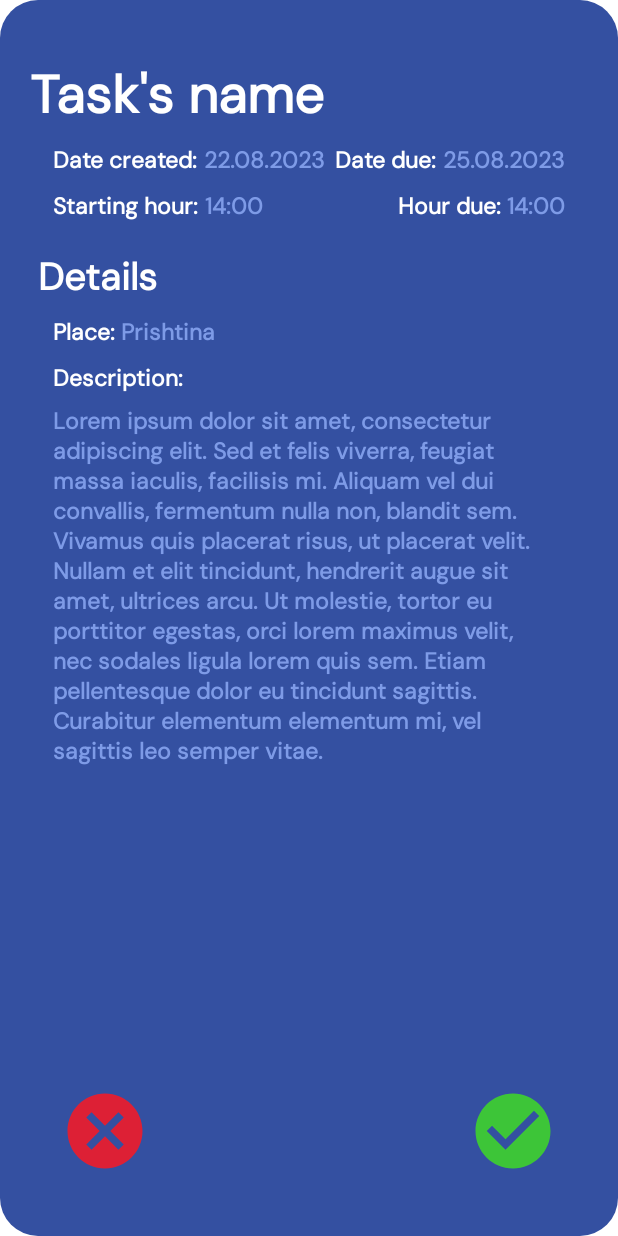
After one commit to thcainthry/Todo_App, an Android app: the layout task_details.xml on its own in the app's theme, with its tools: preview values and no code run, on a phone screen of 412 x 824 dp. The commit adds this screen. Run offline under Robolectric (Android 15) with nearby library versions, the phone set to English and light mode, and no system bars; Roboto replaces fonts that are not available here.

Commit message:
task details layout

```diff
--- /dev/null
+++ b/app/src/main/java/com/example/todoapp/home/CategoriesAdapter.kt
@@ -0,0 +1,25 @@
+package com.example.todoapp.home
+
+import android.view.LayoutInflater
+import android.view.View
+import android.view.ViewGroup
+import androidx.recyclerview.widget.RecyclerView
+import com.example.todoapp.R
+import com.example.todoapp.databinding.CategoriesItemBinding
+
+class CategoriesAdapter: RecyclerView.Adapter<CategoriesAdapter.ViewHolder>() {
+    inner class ViewHolder(private val binding: CategoriesItemBinding):
+            RecyclerView.ViewHolder(binding.root)
+
+    override fun onCreateViewHolder(parent: ViewGroup, viewType: Int): ViewHolder {
+
+    }
+
+    override fun getItemCount(): Int {
+        TODO("Not yet implemented")
+    }
+
+    override fun onBindViewHolder(holder: ViewHolder, position: Int) {
+        TODO("Not yet implemented")
+    }
+}
--- /dev/null
+++ b/app/src/main/res/drawable/calendar.xml
@@ -0,0 +1,5 @@
+<vector android:height="40dp" android:tint="#7E9BE7"
+    android:viewportHeight="24" android:viewportWidth="24"
+    android:width="40dp" xmlns:android="http://schemas.android.com/apk/res/android">
+    <path android:fillColor="@android:color/white" android:pathData="M19,4h-1V2h-2v2H8V2H6v2H5C3.89,4 3.01,4.9 3.01,6L3,20c0,1.1 0.89,2 2,2h14c1.1,0 2,-0.9 2,-2V6C21,4.9 20.1,4 19,4zM19,20H5V10h14V20zM9,14H7v-2h2V14zM13,14h-2v-2h2V14zM17,14h-2v-2h2V14zM9,18H7v-2h2V18zM13,18h-2v-2h2V18zM17,18h-2v-2h2V18z"/>
+</vector>
--- /dev/null
+++ b/app/src/main/res/drawable/cancel.xml
@@ -0,0 +1,5 @@
+<vector android:height="60dp" android:tint="#DD2035"
+    android:viewportHeight="24" android:viewportWidth="24"
+    android:width="60dp" xmlns:android="http://schemas.android.com/apk/res/android">
+    <path android:fillColor="@android:color/white" android:pathData="M12,2C6.47,2 2,6.47 2,12s4.47,10 10,10 10,-4.47 10,-10S17.53,2 12,2zM17,15.59L15.59,17 12,13.41 8.41,17 7,15.59 10.59,12 7,8.41 8.41,7 12,10.59 15.59,7 17,8.41 13.41,12 17,15.59z"/>
+</vector>
--- /dev/null
+++ b/app/src/main/res/drawable/done.xml
@@ -0,0 +1,5 @@
+<vector android:height="60dp" android:tint="#3DC538"
+    android:viewportHeight="24" android:viewportWidth="24"
+    android:width="60dp" xmlns:android="http://schemas.android.com/apk/res/android">
+    <path android:fillColor="@android:color/white" android:pathData="M12,2C6.48,2 2,6.48 2,12s4.48,10 10,10 10,-4.48 10,-10S17.52,2 12,2zM10,17l-5,-5 1.41,-1.41L10,14.17l7.59,-7.59L19,8l-9,9z"/>
+</vector>
--- a/app/src/main/res/layout/fragment_home.xml
+++ b/app/src/main/res/layout/fragment_home.xml
@@ -65,8 +65,8 @@
         app:layout_constraintTop_toBottomOf="@+id/welcome_text"
         />
         <androidx.recyclerview.widget.RecyclerView
-            android:id="@+id/categories"
-            android:layout_width="match_parent"
+            android:id="@+id/categories_recycleview"
+            android:layout_width="wrap_content"
             android:layout_height="wrap_content"
             app:layout_constraintTop_toBottomOf="@id/categories_text"
             app:layout_constraintStart_toStartOf="@id/categories_text"
@@ -74,7 +74,6 @@
             android:layout_marginTop="10dp"
             android:layout_marginEnd="20dp"
             android:layout_marginStart="20dp"
-
             />
     <TextView
         android:id="@+id/todays_tasks_text"
@@ -88,8 +87,19 @@
         android:textStyle="bold"
         android:fontFamily="@font/dm_sans"
         app:layout_constraintStart_toStartOf="@+id/categories_text"
-        app:layout_constraintTop_toBottomOf="@+id/categories"
+        app:layout_constraintTop_toBottomOf="@+id/categories_recycleview"
         app:layout_constraintBottom_toTopOf="@id/todays_tasks"
+        />
+
+    <ImageButton
+        android:layout_width="40dp"
+        android:layout_height="40dp"
+        android:background="@android:color/transparent"
+        android:layout_marginEnd="20dp"
+        app:layout_constraintBottom_toBottomOf="@id/todays_tasks_text"
+        app:layout_constraintEnd_toEndOf="parent"
+        app:layout_constraintTop_toTopOf="@id/todays_tasks_text"
+        android:src="@drawable/calendar"
         />
 
     <androidx.recyclerview.widget.RecyclerView
--- /dev/null
+++ b/app/src/main/res/layout/task_details.xml
@@ -0,0 +1,225 @@
+<?xml version="1.0" encoding="utf-8"?>
+<androidx.constraintlayout.widget.ConstraintLayout xmlns:android="http://schemas.android.com/apk/res/android"
+    xmlns:app="http://schemas.android.com/apk/res-auto"
+    android:background="@drawable/bg"
+    android:layout_width="match_parent"
+    android:layout_height="match_parent">
+    <TextView
+        android:id="@+id/task_name"
+        android:layout_width="wrap_content"
+        android:layout_height="wrap_content"
+        android:layout_marginTop="40dp"
+        android:layout_marginStart="20dp"
+        android:fontFamily="@font/dm_sans"
+        android:text="Task's name"
+        android:textColor="@color/white"
+        android:textSize="35dp"
+        android:textStyle="bold"
+        app:layout_constraintStart_toStartOf="parent"
+        app:layout_constraintTop_toTopOf="parent"
+        />
+    <TextView
+        android:id="@+id/task_date_created"
+        android:layout_width="wrap_content"
+        android:layout_height="wrap_content"
+        android:layout_marginTop="10dp"
+        android:layout_marginStart="35dp"
+        android:fontFamily="@font/dm_sans"
+        android:text="Date created: "
+        android:textColor="@color/white"
+        android:textSize="15dp"
+        android:textStyle="bold"
+        app:layout_constraintStart_toStartOf="parent"
+        app:layout_constraintTop_toBottomOf="@+id/task_name" />
+    <TextView
+        android:id="@+id/task_date"
+        android:layout_width="wrap_content"
+        android:layout_height="wrap_content"
+        android:fontFamily="@font/dm_sans"
+        android:text="22.08.2023"
+        android:textColor="@color/lightblue"
+        android:textSize="15dp"
+        android:textStyle="bold"
+        app:layout_constraintStart_toEndOf="@+id/task_date_created"
+        app:layout_constraintTop_toTopOf="@+id/task_date_created" />
+    <TextView
+        android:id="@+id/task_hour_created"
+        android:layout_width="wrap_content"
+        android:layout_height="wrap_content"
+        android:layout_marginTop="10dp"
+        android:layout_marginStart="35dp"
+        android:fontFamily="@font/dm_sans"
+        android:text="Starting hour: "
+        android:textColor="@color/white"
+        android:textSize="15dp"
+        android:textStyle="bold"
+        app:layout_constraintStart_toStartOf="parent"
+        app:layout_constraintTop_toBottomOf="@+id/task_date_created" />
+    <TextView
+        android:id="@+id/task_hour"
+        android:layout_width="wrap_content"
+        android:layout_height="wrap_content"
+        android:fontFamily="@font/dm_sans"
+        android:text="14:00"
+        android:textColor="@color/lightblue"
+        android:textSize="15dp"
+        android:textStyle="bold"
+        app:layout_constraintStart_toEndOf="@+id/task_hour_created"
+        app:layout_constraintTop_toTopOf="@+id/task_hour_created" />
+    <TextView
+        android:id="@+id/task_hour_due_text"
+        android:layout_width="wrap_content"
+        android:layout_height="wrap_content"
+        android:fontFamily="@font/dm_sans"
+        android:text="Hour due: "
+        android:textColor="@color/white"
+        android:textSize="15dp"
+        android:textStyle="bold"
+        app:layout_constraintTop_toTopOf="@+id/task_hour_created"
+        app:layout_constraintBottom_toBottomOf="@+id/task_hour_created"
+        app:layout_constraintEnd_toStartOf="@+id/task_hour_due"
+        />
+    <TextView
+        android:id="@+id/task_hour_due"
+        android:layout_width="wrap_content"
+        android:layout_height="wrap_content"
+        android:fontFamily="@font/dm_sans"
+        android:text="14:00"
+        android:textColor="@color/lightblue"
+        android:textSize="15dp"
+        android:textStyle="bold"
+        android:layout_marginEnd="35dp"
+        app:layout_constraintEnd_toEndOf="parent"
+        app:layout_constraintTop_toTopOf="@+id/task_hour_created"
+        app:layout_constraintBottom_toBottomOf="@+id/task_hour_created"/>
+
+    <TextView
+        android:id="@+id/task_date_due_text"
+        android:layout_width="wrap_content"
+        android:layout_height="wrap_content"
+        android:layout_marginTop="10dp"
+        android:layout_marginStart="15dp"
+        android:fontFamily="@font/dm_sans"
+        android:text="Date due: "
+        android:textColor="@color/white"
+        android:textSize="15dp"
+        android:textStyle="bold"
+        app:layout_constraintEnd_toStartOf="@+id/task_date_due"
+        app:layout_constraintTop_toBottomOf="@+id/task_name" />
+    <TextView
+        android:id="@+id/task_date_due"
+        android:layout_width="wrap_content"
+        android:layout_height="wrap_content"
+        android:fontFamily="@font/dm_sans"
+        android:layout_marginEnd="35dp"
+        android:text="25.08.2023"
+        android:textColor="@color/lightblue"
+        android:textSize="15dp"
+        android:textStyle="bold"
+        app:layout_constraintEnd_toEndOf="parent"
+        app:layout_constraintTop_toTopOf="@+id/task_date_created"
+        app:layout_constraintBottom_toBottomOf="@+id/task_date_created"
+        />
+
+
+
+    <TextView
+        android:id="@+id/task_details"
+        android:layout_width="wrap_content"
+        android:layout_height="wrap_content"
+        android:layout_marginTop="20dp"
+        android:layout_marginStart="5dp"
+        android:fontFamily="@font/dm_sans"
+        android:text="Details"
+        android:textColor="@color/white"
+        android:textSize="25dp"
+        android:textStyle="bold"
+        app:layout_constraintStart_toStartOf="@id/task_name"
+        app:layout_constraintTop_toBottomOf="@+id/task_hour_created"
+        />
+
+    <TextView
+        android:id="@+id/task_place_text"
+        android:layout_width="wrap_content"
+        android:layout_height="wrap_content"
+        android:layout_marginTop="10dp"
+        android:layout_marginStart="35dp"
+        android:fontFamily="@font/dm_sans"
+        android:text="Place: "
+        android:textColor="@color/white"
+        android:textSize="15dp"
+        android:textStyle="bold"
+        app:layout_constraintStart_toStartOf="parent"
+        app:layout_constraintTop_toBottomOf="@+id/task_details"
+        />
+    <TextView
+        android:id="@+id/task_place"
+        android:layout_width="wrap_content"
+        android:layout_height="wrap_content"
+        android:fontFamily="@font/dm_sans"
+        android:text="Prishtina"
+        android:textColor="@color/lightblue"
+        android:textSize="15dp"
+        android:textStyle="bold"
+        app:layout_constraintTop_toTopOf="@+id/task_place_text"
+        app:layout_constraintBottom_toBottomOf="@id/task_place_text"
+        app:layout_constraintStart_toEndOf="@+id/task_place_text"
+        />
+    <TextView
+        android:id="@+id/task_description"
+        android:layout_width="wrap_content"
+        android:layout_height="wrap_content"
+        android:layout_marginTop="10dp"
+        android:layout_marginStart="35dp"
+        android:fontFamily="@font/dm_sans"
+        android:text="Description: "
+        android:textColor="@color/white"
+        android:textSize="15dp"
+        android:textStyle="bold"
+        app:layout_constraintStart_toStartOf="parent"
+        app:layout_constraintTop_toBottomOf="@+id/task_place_text"
+        />
+    <TextView
+        android:id="@+id/task_description_text"
+        android:layout_width="wrap_content"
+        android:layout_height="wrap_content"
+        android:fontFamily="@font/dm_sans"
+        android:layout_marginTop="8dp"
+        android:paddingStart="35dp"
+        android:paddingEnd="35dp"
+        android:text="Lorem ipsum dolor sit amet, consectetur adipiscing elit. Sed et felis viverra, feugiat massa iaculis, facilisis mi. Aliquam vel dui convallis, fermentum nulla non, blandit sem. Vivamus quis placerat risus, ut placerat velit. Nullam et elit tincidunt, hendrerit augue sit amet, ultrices arcu. Ut molestie, tortor eu porttitor egestas, orci lorem maximus velit, nec sodales ligula lorem quis sem. Etiam pellentesque dolor eu tincidunt sagittis. Curabitur elementum elementum mi, vel sagittis leo semper vitae."
+        android:textColor="@color/lightblue"
+        android:textSize="15dp"
+        android:textStyle="bold"
+        app:layout_constraintTop_toBottomOf="@+id/task_description"
+        app:layout_constraintStart_toStartOf="parent"
+        app:layout_constraintEnd_toEndOf="parent"
+        />
+    <ImageButton
+        android:id="@+id/delete"
+        android:layout_width="60dp"
+        android:layout_height="60dp"
+        android:layout_margin="40dp"
+        android:background="@android:color/transparent"
+        android:src="@drawable/cancel"
+        app:layout_constraintStart_toStartOf="parent"
+        app:layout_constraintBottom_toBottomOf="parent"
+        />
+    <ImageButton
+        android:id="@+id/done"
+        android:layout_width="60dp"
+        android:layout_height="60dp"
+        android:layout_margin="40dp"
+        android:background="@android:color/transparent"
+        android:src="@drawable/done"
+        app:layout_constraintEnd_toEndOf="parent"
+        app:layout_constraintBottom_toBottomOf="parent"
+        />
+
+
+
+
+
+
+
+</androidx.constraintlayout.widget.ConstraintLayout>
--- a/app/src/main/res/values/colors.xml
+++ b/app/src/main/res/values/colors.xml
@@ -1,5 +1,5 @@
 <?xml version="1.0" encoding="utf-8"?>
-<resources>
+<resources xmlns:tools="http://schemas.android.com/tools">
     <color name="purple_200">#FFBB86FC</color>
     <color name="purple_500">#FF6200EE</color>
     <color name="purple_700">#FF3700B3</color>
@@ -12,6 +12,6 @@
     <color name="pink">#eb06ff</color>
     <color name="bgblue">#3450a1</color>
     <color name="white">#FFFFFF</color>
-
+    <color name="lightblued">#ABBFF3</color>
 
 </resources>
```
